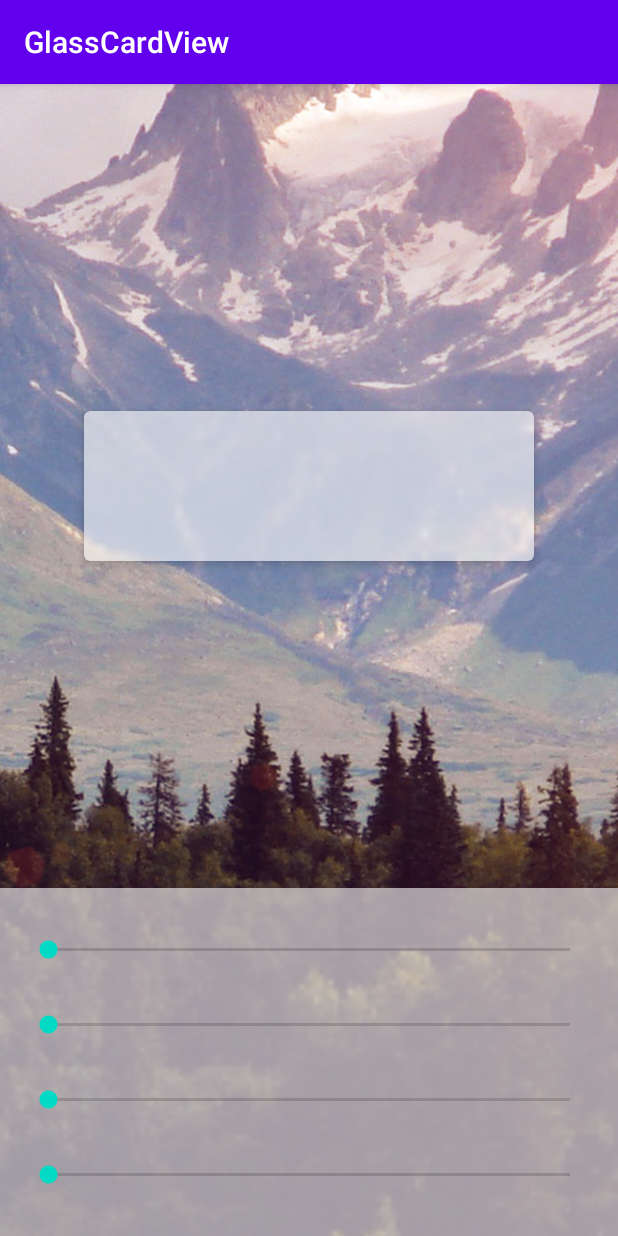
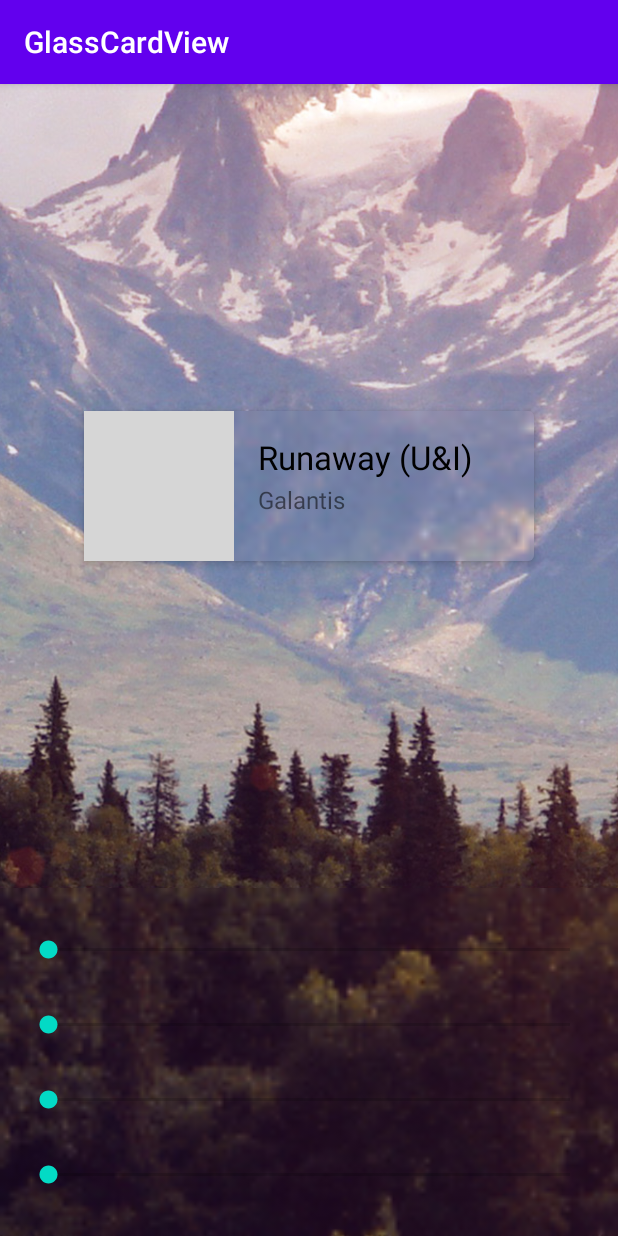
Before and after one commit to tonykolomeytsev/GlassCardView, an Android app: the screen it shows after launch (MainActivity), on a phone screen of 412 x 824 dp. Run offline under Robolectric (Android 15) with nearby library versions, the phone set to English and light mode, and no system bars; 8 statements that could not run were skipped; grey boxes are pictures that could not be loaded.

Commit message:
Added edit mode blur

```diff
--- a/app/src/main/java/kekmech/app/MainActivity.kt
+++ b/app/src/main/java/kekmech/app/MainActivity.kt
@@ -1,6 +1,7 @@
 package kekmech.app
 
 import android.os.Bundle
+import android.view.MotionEvent
 import android.view.View
 import android.widget.Button
 import android.widget.SeekBar
--- a/app/src/main/res/layout/activity_main.xml
+++ b/app/src/main/res/layout/activity_main.xml
@@ -12,12 +12,6 @@
             android:scaleType="centerCrop"
             android:src="@drawable/wallpaper"/>
 
-    <FrameLayout
-            android:layout_width="match_parent"
-            android:layout_height="0dp"
-            app:layout_constraintTop_toTopOf="parent"
-            app:layout_constraintBottom_toTopOf="@id/menu">
-
     <kekmech.glasscardview.GlassCardView
             android:id="@+id/glass"
             android:layout_width="300dp"
@@ -28,10 +22,38 @@
             app:layout_constraintTop_toTopOf="parent"
             app:layout_constraintBottom_toTopOf="@id/menu"
             app:layout_constraintStart_toStartOf="parent"
-                app:layout_constraintEnd_toEndOf="parent"/>
+            app:layout_constraintEnd_toEndOf="parent"
+            app:glassBlurRadius="16dp"
+            app:glassOpacity="0.0"
+            android:foreground="?selectableItemBackground"
+            android:clickable="true"
+            android:focusable="true"
+            android:alpha="1">
 
-    </FrameLayout>
+        <ImageView
+                android:layout_width="100dp"
+                android:layout_height="100dp"
+                android:src="@drawable/demo_icon"/>
 
+        <TextView
+                android:layout_width="wrap_content"
+                android:layout_height="wrap_content"
+                android:text="Runaway (U&amp;I)"
+                android:layout_marginStart="116dp"
+                android:layout_marginTop="16dp"
+                android:textColor="#000"
+                android:textSize="22sp"/>
+
+        <TextView
+                android:layout_width="wrap_content"
+                android:layout_height="wrap_content"
+                android:text="Galantis"
+                android:layout_marginStart="116dp"
+                android:layout_marginTop="48dp"
+                android:textColor="#88000000"
+                android:textSize="16sp"/>
+
+    </kekmech.glasscardview.GlassCardView>
 
 
     <kekmech.glasscardview.GlassCardView
@@ -40,6 +62,8 @@
             android:layout_height="wrap_content"
             app:layout_constraintBottom_toBottomOf="parent"
             app:glassCornerRadius="0dp"
+            app:glassBlurRadius="32dp"
+            app:glassOpacity="0.0"
             android:paddingVertical="16dp">
 
         <LinearLayout
--- /dev/null
+++ b/glasscardview/src/main/java/kekmech/glasscardview/blur/BlurAlgorithm.kt
@@ -0,0 +1,8 @@
+package kekmech.glasscardview.blur
+
+import android.graphics.Bitmap
+
+interface BlurAlgorithm {
+    fun blur(bitmap: Bitmap, blurRadius: Int): Bitmap
+    fun destroy()
+}
--- a/glasscardview/src/main/java/kekmech/glasscardview/blur/GlassBlurAlgorithm.kt
+++ b/glasscardview/src/main/java/kekmech/glasscardview/blur/GlassBlurAlgorithm.kt
@@ -8,7 +8,7 @@ import android.renderscript.RenderScript
 import android.renderscript.ScriptIntrinsicBlur
 
 
-internal class GlassBlurAlgorithm(context: Context) {
+internal class GlassBlurAlgorithm(context: Context) : BlurAlgorithm {
 
     private val renderScript = RenderScript.create(context)
     private val blurScript = ScriptIntrinsicBlur.create(renderScript, Element.U8_4(renderScript))
@@ -20,7 +20,7 @@ internal class GlassBlurAlgorithm(context: Context) {
     private val Bitmap.canReuseAllocation: Boolean
         get() = height == lastBitmapHeight && width == lastBitmapWidth
 
-    fun blur(bitmap: Bitmap, blurRadius: Int): Bitmap {
+    override fun blur(bitmap: Bitmap, blurRadius: Int): Bitmap {
         //Allocation will use the same backing array of pixels as bitmap if created with USAGE_SHARED flag
         val allocation = Allocation.createFromBitmap(renderScript, bitmap)
 
@@ -41,7 +41,7 @@ internal class GlassBlurAlgorithm(context: Context) {
         return bitmap
     }
 
-    fun destroy() {
+    override fun destroy() {
         blurScript.destroy()
         renderScript.destroy()
         globalAllocation?.destroy()
--- a/glasscardview/src/main/java/kekmech/glasscardview/blur/GlassBlurController.kt
+++ b/glasscardview/src/main/java/kekmech/glasscardview/blur/GlassBlurController.kt
@@ -17,7 +17,11 @@ internal class GlassBlurController(
     isInEditMode: Boolean
 ) : BlurController {
 
-    private val blurAlgorithm: GlassBlurAlgorithm? = if (isInEditMode) null else GlassBlurAlgorithm(blurView.context)
+    private val blurAlgorithm: BlurAlgorithm? = if (isInEditMode) {
+        EditModeBlurAlgorithm()
+    } else {
+        GlassBlurAlgorithm(blurView.context)
+    }
     private var bufferBitmap: Bitmap? = null
     private var bufferCanvas: Canvas? = null
     private var bufferPaint: Paint = Paint(Paint.ANTI_ALIAS_FLAG or Paint.DITHER_FLAG)
```
Also changed, not shown: glasscardview/src/main/java/kekmech/glasscardview/blur/EditModeBlurAlgorithm.kt (added, +96 -0 lines). Lines whose indentation alone changed are shown as unchanged.
